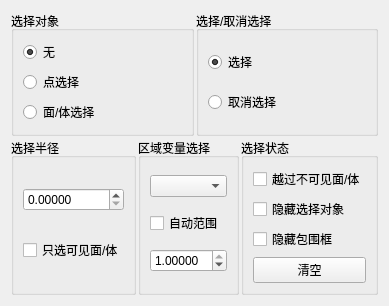
This is Qt/Resources/UI/SelectionView.ui in hu-shuhan/editOpeniGame as Qt 5 draws it before an edit. The edited form follows.
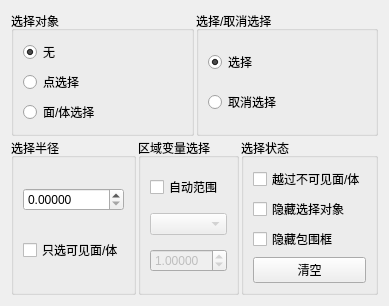
This is the edited form.

```diff
--- a/Qt/Resources/UI/SelectionView.ui
+++ b/Qt/Resources/UI/SelectionView.ui
@@ -7,7 +7,7 @@
     <x>0</x>
     <y>0</y>
     <width>285</width>
-    <height>295</height>
+    <height>209</height>
    </rect>
   </property>
   <property name="windowTitle">
@@ -120,13 +120,6 @@
         <string>区域变量选择</string>
        </property>
        <layout class="QVBoxLayout" name="verticalLayout_2">
-        <item>
-         <widget class="QComboBox" name="variableChoose">
-          <property name="toolTip">
-           <string>变量选择</string>
-          </property>
-         </widget>
-        </item>
         <item>
          <widget class="QCheckBox" name="autoRange">
           <property name="text">
@@ -135,15 +128,28 @@
          </widget>
         </item>
         <item>
-         <widget class="QDoubleSpinBox" name="theRange">
+         <widget class="QComboBox" name="variableChoose">
+          <property name="enabled">
+           <bool>false</bool>
+          </property>
           <property name="toolTip">
-           <string>范围</string>
+           <string>变量选择</string>
+          </property>
+         </widget>
+        </item>
+        <item>
+         <widget class="QDoubleSpinBox" name="expdRate">
+          <property name="enabled">
+           <bool>false</bool>
+          </property>
+          <property name="toolTip">
+           <string>取值比例</string>
           </property>
           <property name="decimals">
            <number>5</number>
           </property>
           <property name="maximum">
-           <double>1.000000000000000</double>
+           <double>5.000000000000000</double>
           </property>
           <property name="singleStep">
            <double>0.100000000000000</double>
```
